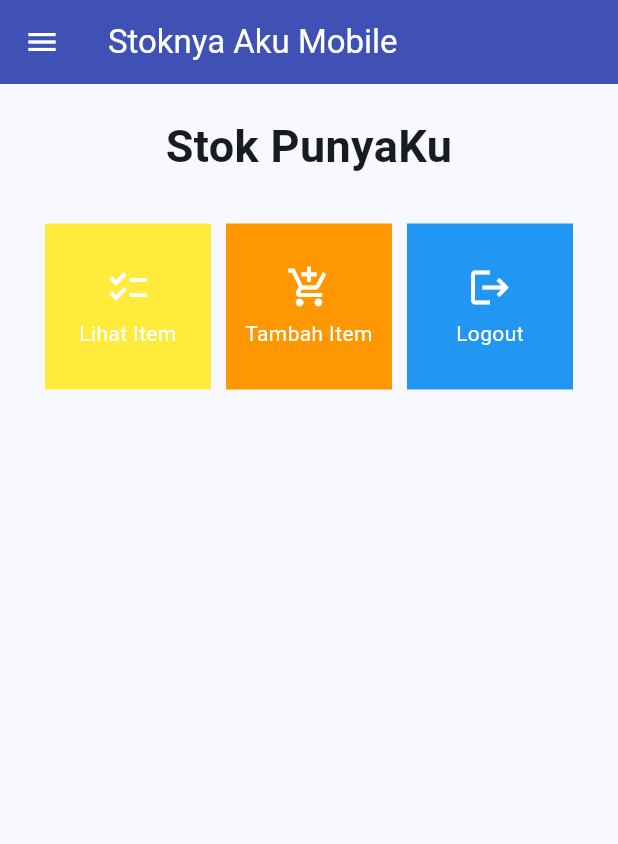
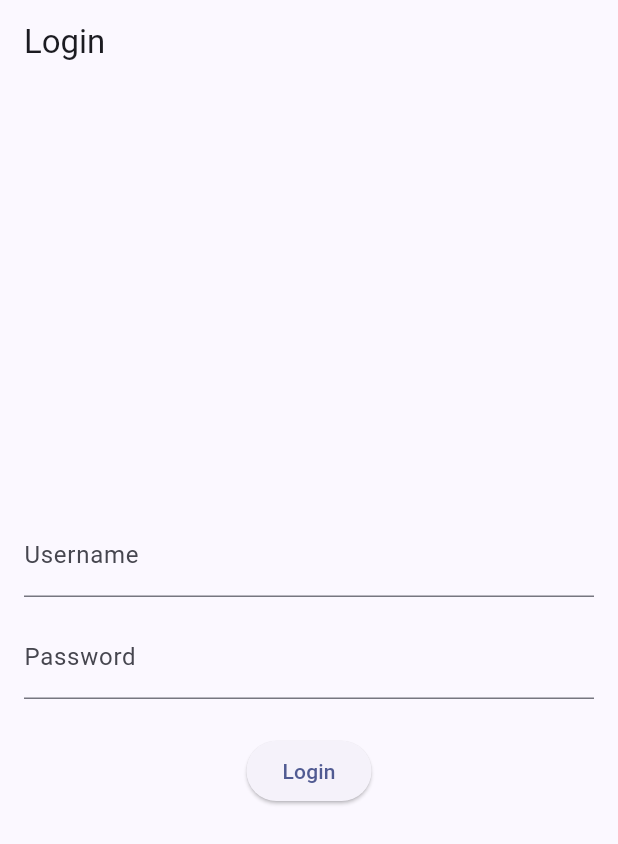
Before and after one commit to Khalishana/mytoko_stok, a Flutter app: the screen it shows after launch, on a phone screen of 412 x 824 dp. Shown: the top 844 px of the screen. Run offline on Flutter 3.47's test engine with Material 2 defaults, Android fonts, the phone set to English and light mode, and no system bars; missing offline and left inert: pbp_django_auth.

Commit message:
Tugas 9 Selesai

```diff
--- a/lib/main.dart
+++ b/lib/main.dart
@@ -1,9 +1,13 @@
 import 'package:flutter/material.dart';
+import 'package:mytoko_stok/screens/login.dart';
 import 'package:mytoko_stok/screens/toko.dart';
-import 'package:mytoko_stok/widgets/models.dart';
+//import 'package:mytoko_stok/widgets/models.dart';
+import 'package:mytoko_stok/models/items.dart';
+import 'package:pbp_django_auth/pbp_django_auth.dart';
+import 'package:provider/provider.dart';
 
 List<Item> listItem = [];
-//List<Map<String, dynamic>> listItem = [];
+
 void main() {
   runApp(const MyApp());
 }
@@ -12,30 +16,46 @@
   const MyApp({super.key});
 
   // This widget is the root of your application.
+  // @override
+  // Widget build(BuildContext context) {
+  //   return MaterialApp(
+  //     title: 'Flutter Demo',
+  //     theme: ThemeData(
+  //       // This is the theme of your application.
+  //       //
+  //       // TRY THIS: Try running your application with "flutter run". You'll see
+  //       // the application has a blue toolbar. Then, without quitting the app,
+  //       // try changing the seedColor in the colorScheme below to Colors.green
+  //       // and then invoke "hot reload" (save your changes or press the "hot
+  //       // reload" button in a Flutter-supported IDE, or press "r" if you used
+  //       // the command line to start the app).
+  //       //
+  //       // Notice that the counter didn't reset back to zero; the application
+  //       // state is not lost during the reload. To reset the state, use hot
+  //       // restart instead.
+  //       //
+  //       // This works for code too, not just values: Most code changes can be
+  //       // tested with just a hot reload.
+  //       colorScheme: ColorScheme.fromSeed(seedColor: Colors.lightBlue),
+  //       useMaterial3: true,
+  //     ),
+  //     home: MyHomePage(), //ubah jadi stateless
+  //   );
+  // }
   @override
     Widget build(BuildContext context) {
-    return MaterialApp(
-      title: 'Flutter Demo',
+        return Provider(
+            create: (_) {
+                CookieRequest request = CookieRequest();
+                return request;
+            },
+            child: MaterialApp(
+                title: 'Flutter App',
                 theme: ThemeData(
-        // This is the theme of your application.
-        //
-        // TRY THIS: Try running your application with "flutter run". You'll see
-        // the application has a blue toolbar. Then, without quitting the app,
-        // try changing the seedColor in the colorScheme below to Colors.green
-        // and then invoke "hot reload" (save your changes or press the "hot
-        // reload" button in a Flutter-supported IDE, or press "r" if you used
-        // the command line to start the app).
-        //
-        // Notice that the counter didn't reset back to zero; the application
-        // state is not lost during the reload. To reset the state, use hot
-        // restart instead.
-        //
-        // This works for code too, not just values: Most code changes can be
-        // tested with just a hot reload.
-        colorScheme: ColorScheme.fromSeed(seedColor: Colors.lightBlue),
+                    colorScheme: ColorScheme.fromSeed(seedColor: Colors.indigo),
                     useMaterial3: true,
                 ),
-      home: MyHomePage(), //ubah jadi stateless
+                home: LoginPage()),
             );
     }
 }
--- a/lib/screens/lihat_item.dart
+++ b/lib/screens/lihat_item.dart
@@ -1,6 +1,8 @@
 import 'package:flutter/material.dart';
+import 'package:mytoko_stok/models/items.dart';
 import 'package:mytoko_stok/widgets/left_drawer.dart';
-import 'package:mytoko_stok/widgets/models.dart';
+//import 'package:mytoko_stok/widgets/models.dart';
+//import 'package:mytoko_stok/models/items.dart';
 import 'package:mytoko_stok/main.dart';
 //import 'package:mytoko_stok/widgets/stok_card.dart';
 
@@ -13,9 +15,9 @@
         child: Column(
           crossAxisAlignment: CrossAxisAlignment.start,
           children: [
-            Text("Nama Produk: ${item.namaItem}"),
-            Text("Jumlah: ${item.amountItem}"),
-            Text("Deskripsi: ${item.description}"),
+            Text("Nama Produk: ${item.fields.name}"),
+            Text("Jumlah: ${item.fields.amount}"),
+            Text("Deskripsi: ${item.fields.description}"),
           ],
         ),
       ),
--- /dev/null
+++ b/lib/screens/login.dart
@@ -0,0 +1,114 @@
+import 'package:mytoko_stok/screens/toko.dart';
+import 'package:flutter/material.dart';
+import 'package:pbp_django_auth/pbp_django_auth.dart';
+import 'package:provider/provider.dart';
+
+void main() {
+    runApp(const LoginApp());
+}
+
+class LoginApp extends StatelessWidget {
+const LoginApp({super.key});
+
+@override
+Widget build(BuildContext context) {
+    return MaterialApp(
+        title: 'Login',
+        theme: ThemeData(
+            primarySwatch: Colors.blue,
+    ),
+    home: const LoginPage(),
+    );
+    }
+}
+
+class LoginPage extends StatefulWidget {
+    const LoginPage({super.key});
+
+    @override
+    _LoginPageState createState() => _LoginPageState();
+}
+
+class _LoginPageState extends State<LoginPage> {
+    final TextEditingController _usernameController = TextEditingController();
+    final TextEditingController _passwordController = TextEditingController();
+
+    @override
+    Widget build(BuildContext context) {
+        final request = context.watch<CookieRequest>();
+        return Scaffold(
+            appBar: AppBar(
+                title: const Text('Login'),
+            ),
+            body: Container(
+                padding: const EdgeInsets.all(16.0),
+                child: Column(
+                    mainAxisAlignment: MainAxisAlignment.center,
+                    children: [
+                        TextField(
+                            controller: _usernameController,
+                            decoration: const InputDecoration(
+                                labelText: 'Username',
+                            ),
+                        ),
+                        const SizedBox(height: 12.0),
+                        TextField(
+                            controller: _passwordController,
+                            decoration: const InputDecoration(
+                                labelText: 'Password',
+                            ),
+                            obscureText: true,
+                        ),
+                        const SizedBox(height: 24.0),
+                        ElevatedButton(
+                            onPressed: () async {
+                                String username = _usernameController.text;
+                                String password = _passwordController.text;
+
+                                // Cek kredensial
+                                // TODO: Ganti URL dan jangan lupa tambahkan trailing slash (/) di akhir URL!
+                                // Untuk menyambungkan Android emulator dengan Django pada localhost,
+                                // gunakan URL http://10.0.2.2/
+                                final response = await request.login("http://127.0.0.1:8000/auth/login/", {
+                                'username': username,
+                                'password': password,
+                                });
+
+                                if (request.loggedIn) {
+                                    String message = response['message'];
+                                    String uname = response['username'];
+                                    Navigator.pushReplacement(
+                                        context,
+                                        MaterialPageRoute(builder: (context) => MyHomePage()),
+                                    );
+                                    ScaffoldMessenger.of(context)
+                                        ..hideCurrentSnackBar()
+                                        ..showSnackBar(
+                                            SnackBar(content: Text("$message Selamat datang, $uname.")));
+                                    } else {
+                                    showDialog(
+                                        context: context,
+                                        builder: (context) => AlertDialog(
+                                            title: const Text('Login Gagal'),
+                                            content:
+                                                Text(response['message']),
+                                            actions: [
+                                                TextButton(
+                                                    child: const Text('OK'),
+                                                    onPressed: () {
+                                                        Navigator.pop(context);
+                                                    },
+                                                ),
+                                            ],
+                                        ),
+                                    );
+                                }
+                            },
+                            child: const Text('Login'),
+                        ),
+                    ],
+                ),
+            ),
+        );
+    }
+}
--- a/lib/widgets/models.dart
+++ /dev/null
@@ -1,12 +0,0 @@
-class Item{
-  String namaItem;
-  int amountItem;
-  String description;
-  DateTime dateAdded;
-  Item({
-    required this.namaItem,
-    required this.amountItem,
-    required this.description,
-    required this.dateAdded,
-  });
-}
--- a/pubspec.yaml
+++ b/pubspec.yaml
@@ -35,6 +35,9 @@
   # The following adds the Cupertino Icons font to your application.
   # Use with the CupertinoIcons class for iOS style icons.
   cupertino_icons: ^1.0.2
+  provider: ^6.1.1
+  pbp_django_auth: ^0.4.0
+  http: ^1.1.0
 
 dev_dependencies:
   flutter_test:
```
Also changed, not shown: lib/models/items.dart (added, +65 -0 lines), lib/screens/list_item.dart (added, +103 -0 lines), lib/screens/liststok_form.dart (+51 -43 lines), lib/screens/toko.dart (+30 -5 lines), lib/widgets/item_detail.dart (added, +36 -0 lines), lib/widgets/left_drawer.dart (+22 -10 lines), lib/widgets/stok_card.dart (+30 -5 lines), pubspec.lock, 3 other files. Lines whose indentation alone changed are shown as unchanged.
